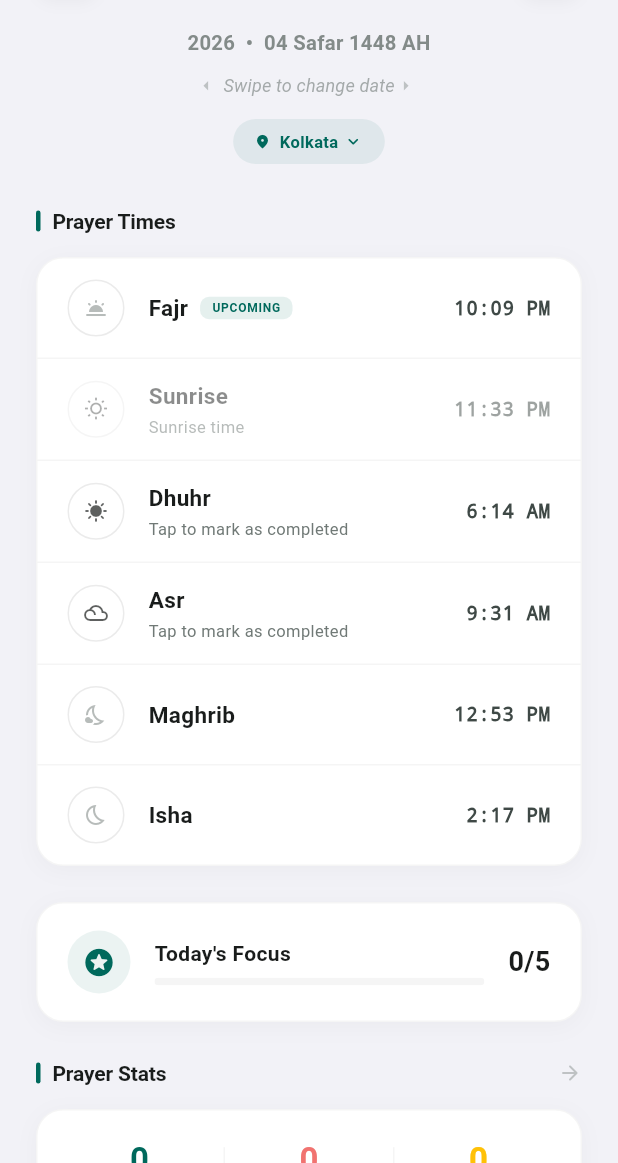
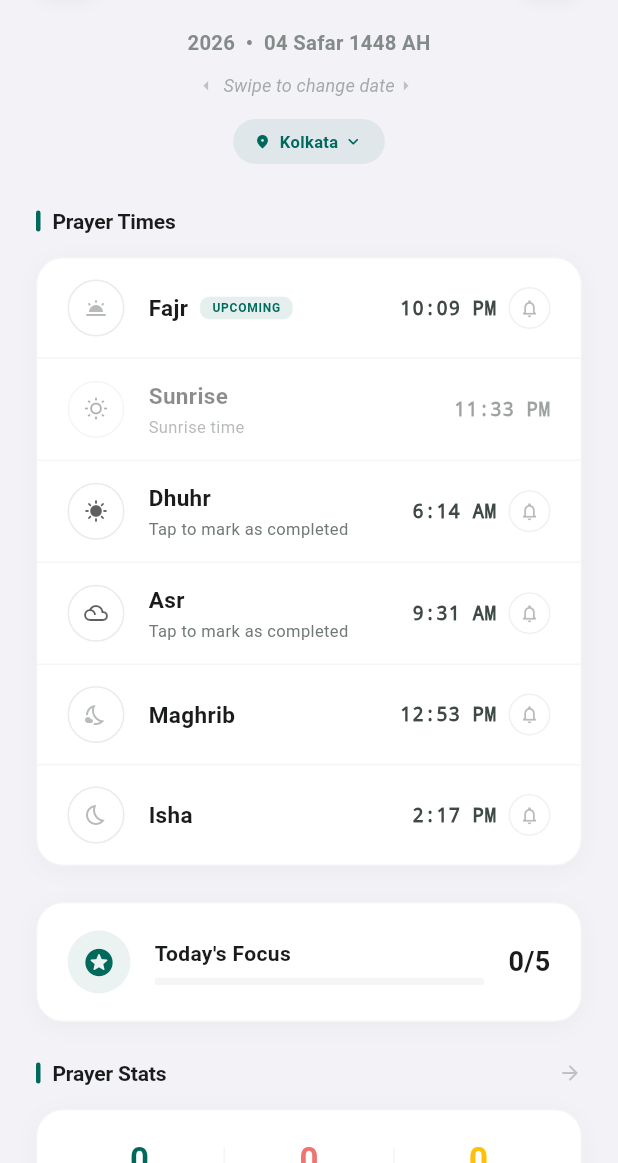
Before and after one commit to sehalhussain/flutter_application_1, a Flutter app: the PrayerScreen screen opened directly, on a phone screen of 412 x 824 dp, the part 73-1236 px from its top. Run offline on Flutter 3.47's test engine with Material 3 defaults, Android fonts, the phone set to English and light mode, and no system bars; our stand-ins replace adhan, confetti, connectivity_plus, dio, file_picker, flutter_compass and 14 more; missing offline and left inert: audio_session, flutter_islamic_icons; accounts and stored records are empty.

Commit message:
Added Prayer time Notification system

```diff
--- /dev/null
+++ b/lib/providers/prayer_notification_provider.dart
@@ -0,0 +1,48 @@
+// lib/providers/prayer_notification_provider.dart
+/// Provider that exposes per-prayer notification toggle states to the UI.
+/// Wraps PrayerNotificationService so screens can use Provider/Consumer.
+
+import 'package:flutter/foundation.dart';
+import '../services/prayer_notification_service.dart';
+
+class PrayerNotificationProvider extends ChangeNotifier {
+  final PrayerNotificationService _service = PrayerNotificationService.instance;
+
+  /// Cached enabled states: prayerName -> bool
+  Map<String, bool> _enabledStates = {};
+  Map<String, bool> get enabledStates => Map.unmodifiable(_enabledStates);
+
+  /// Whether the initial load has completed
+  bool _loaded = false;
+  bool get loaded => _loaded;
+
+  /// Load all enabled states from SharedPreferences
+  Future<void> load() async {
+    _enabledStates = await _service.getAllEnabledStates();
+    _loaded = true;
+    notifyListeners();
+  }
+
+  /// Check if a specific prayer notification is enabled
+  bool isEnabled(String prayer) {
+    return _enabledStates[prayer] ?? false;
+  }
+
+  /// Toggle notification for a prayer
+  Future<void> toggle(String prayer) async {
+    final current = _enabledStates[prayer] ?? false;
+    final newValue = !current;
+
+    // Update local cache immediately for responsive UI
+    _enabledStates[prayer] = newValue;
+    notifyListeners();
+
+    // Persist and schedule/cancel via the service
+    await _service.toggleNotification(prayer, newValue);
+  }
+
+  /// Reschedule all enabled prayers for today
+  Future<void> rescheduleToday() async {
+    await _service.rescheduleToday();
+  }
+}
--- a/lib/screens/prayer_screen.dart
+++ b/lib/screens/prayer_screen.dart
@@ -5,7 +5,9 @@ import 'package:flutter/material.dart';
 import 'package:flutter/services.dart';
 import 'package:provider/provider.dart';
 import '../services/prayer_service.dart';
+import '../services/prayer_notification_service.dart';
 import '../providers/prayer_tracker_provider.dart';
+import '../providers/prayer_notification_provider.dart';
 import '../constants/quran_theme.dart';
 import '../constants/locations.dart';
 import 'package:intl/intl.dart';
@@ -90,6 +92,11 @@ class _PrayerScreenState extends State<PrayerScreen>
     );
     _mainScrollController = ScrollController();
     _mainScrollController.addListener(_onScroll);
+
+    // Reschedule notifications for today when the prayer screen is opened
+    WidgetsBinding.instance.addPostFrameCallback((_) {
+      PrayerNotificationService.instance.rescheduleToday();
+    });
   }
 
   @override
@@ -105,7 +112,11 @@ class _PrayerScreenState extends State<PrayerScreen>
   /// Safe listener for bound controllers pointing to scroll updates
   void _onScroll() {}
 
-  void _onPrayerServiceChanged() => _fetchCalendar();
+  void _onPrayerServiceChanged() {
+    _fetchCalendar();
+    // Reschedule notifications when location/calculation method changes
+    PrayerNotificationService.instance.rescheduleToday();
+  }
 
   Future<void> _fetchCalendar(
       {bool selectLastDay = false, int? targetDay}) async {
@@ -372,6 +383,7 @@ class _PrayerScreenState extends State<PrayerScreen>
         isDark ? Colors.white.withOpacity(0.04) : const Color(0xFFFFFFFF);
 
     final tracker = context.watch<PrayerTracker>();
+    final notifProvider = context.watch<PrayerNotificationProvider>();
     final prayerService = context.watch<PrayerService>();
     final monthName = DateFormat('MMMM').format(_displayDate);
     final yearNum = _displayDate.year.toString();
@@ -522,8 +534,8 @@ class _PrayerScreenState extends State<PrayerScreen>
                     ),
                     const SizedBox(height: 14),
                     RepaintBoundary(
-                      child: _buildPrayerTimesCard(
-                          qt, tracker, cardBg, cardShadow, isDark),
+                      child: _buildPrayerTimesCard(qt, tracker, notifProvider,
+                          cardBg, cardShadow, isDark),
                     ),
                     const SizedBox(height: 24),
                     RepaintBoundary(
@@ -736,8 +748,13 @@ class _PrayerScreenState extends State<PrayerScreen>
     );
   }
 
-  Widget _buildPrayerTimesCard(QuranTheme qt, PrayerTracker tracker,
-      Color cardBg, List<BoxShadow>? cardShadow, bool isDark) {
+  Widget _buildPrayerTimesCard(
+      QuranTheme qt,
+      PrayerTracker tracker,
+      PrayerNotificationProvider notifProvider,
+      Color cardBg,
+      List<BoxShadow>? cardShadow,
+      bool isDark) {
     final prayerOrder = ['Fajr', 'Sunrise', 'Dhuhr', 'Asr', 'Maghrib', 'Isha'];
     final prayerMeta = _getCurrentAndNextPrayer(_selectedDay?['timings']);
     final currentPrayer = prayerMeta['current'];
@@ -976,6 +993,44 @@ class _PrayerScreenState extends State<PrayerScreen>
                                   : qt.textSecondary,
                         ),
                       ),
+                      // Notification bell icon for prayer times (not Sunrise)
+                      if (!isSunrise) ...[
+                        const SizedBox(width: 8),
+                        GestureDetector(
+                          onTap: () {
+                            HapticFeedback.lightImpact();
+                            notifProvider.toggle(prayer);
+                          },
+                          child: AnimatedContainer(
+                            duration: const Duration(milliseconds: 200),
+                            width: 28,
+                            height: 28,
+                            decoration: BoxDecoration(
+                              color: notifProvider.isEnabled(prayer)
+                                  ? qt.emeraldDeep.withOpacity(0.12)
+                                  : Colors.transparent,
+                              shape: BoxShape.circle,
+                              border: Border.all(
+                                color: notifProvider.isEnabled(prayer)
+                                    ? qt.emeraldDeep.withOpacity(0.3)
+                                    : (isDark
+                                        ? Colors.white.withOpacity(0.08)
+                                        : Colors.black.withOpacity(0.06)),
+                                width: 1,
+                              ),
+                            ),
+                            child: Icon(
+                              notifProvider.isEnabled(prayer)
+                                  ? Icons.notifications_active_rounded
+                                  : Icons.notifications_none_rounded,
+                              size: 14,
+                              color: notifProvider.isEnabled(prayer)
+                                  ? qt.emeraldDeep
+                                  : qt.textMuted.withOpacity(0.5),
+                            ),
+                          ),
+                        ),
+                      ],
                     ],
                   ),
                 ),
--- a/pubspec.yaml
+++ b/pubspec.yaml
@@ -46,6 +46,7 @@ dependencies:
       ref: master
   flutter_islamic_icons: ^1.0.2
   confetti: ^0.8.0  # or latest version
+  flutter_local_notifications: ^22.1.0
 
 
 dev_dependencies:
```
Also changed, not shown: lib/main.dart (+10 -0 lines), lib/services/prayer_notification_service.dart (added, +383 -0 lines), pubspec.lock, 6 other files.
